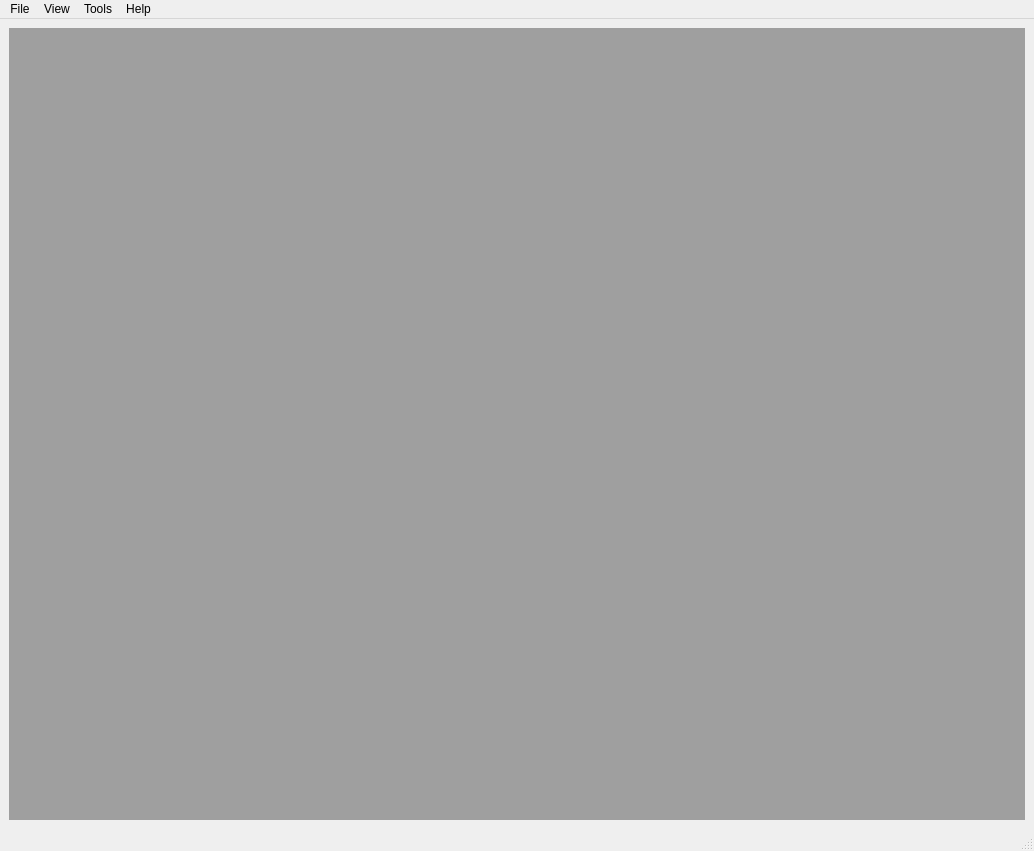
First picture: the form in pyIVLS_GUI.ui, repository pyIVLS/pyIVLS, before the edit.
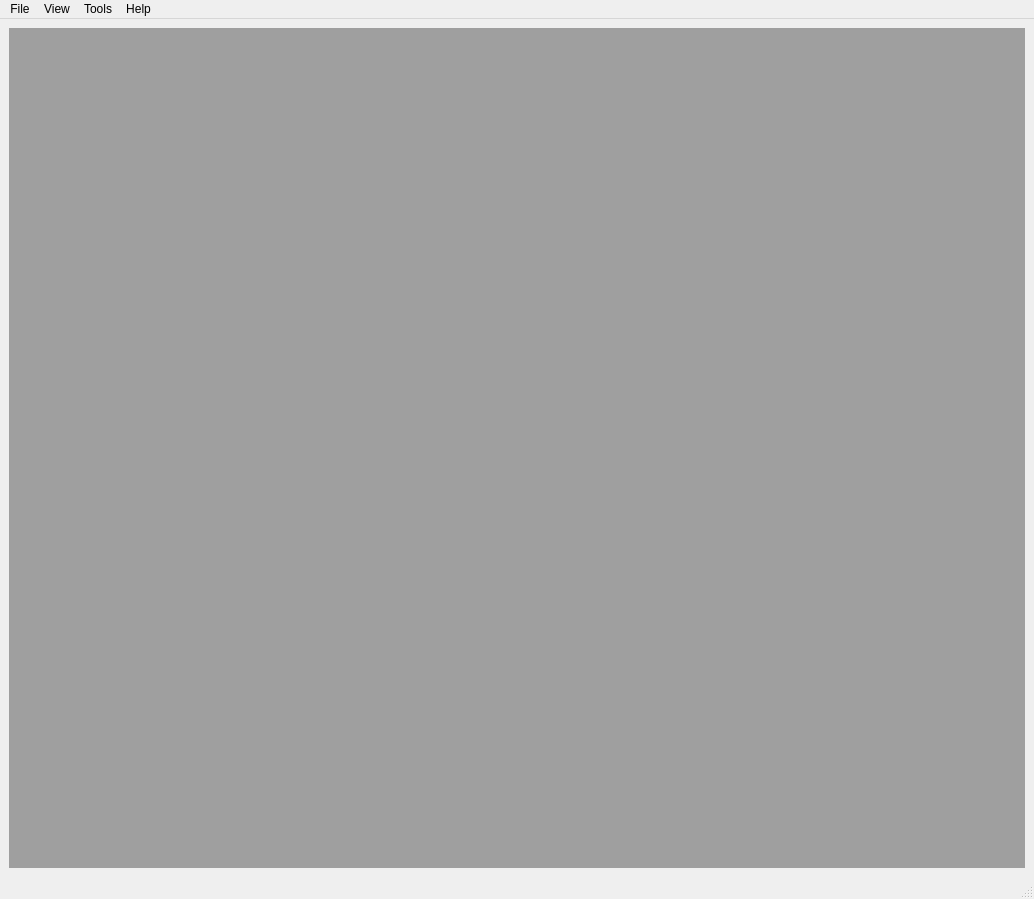
Second picture: the form after the edit.

What changed in the file:
```diff
--- a/pyIVLS_GUI.ui
+++ b/pyIVLS_GUI.ui
@@ -7,7 +7,7 @@
     <x>0</x>
     <y>0</y>
     <width>1034</width>
-    <height>851</height>
+    <height>899</height>
    </rect>
   </property>
   <property name="windowTitle">
```
Left out of the diff: 10 changed lines with no effect on the pictures.
